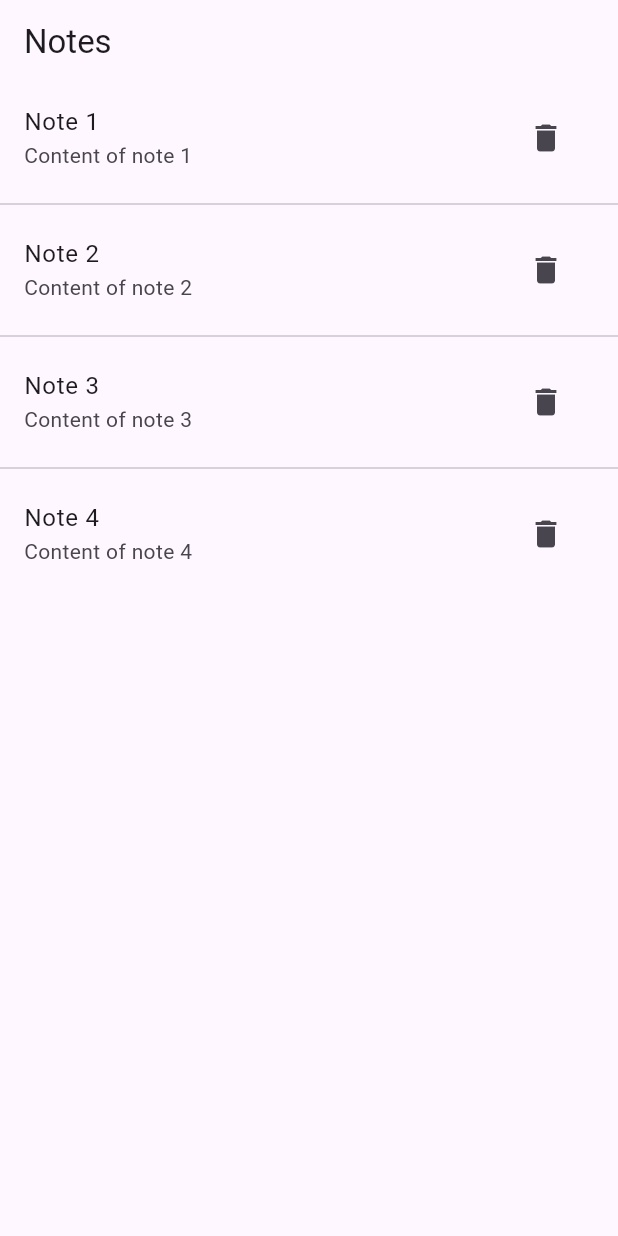
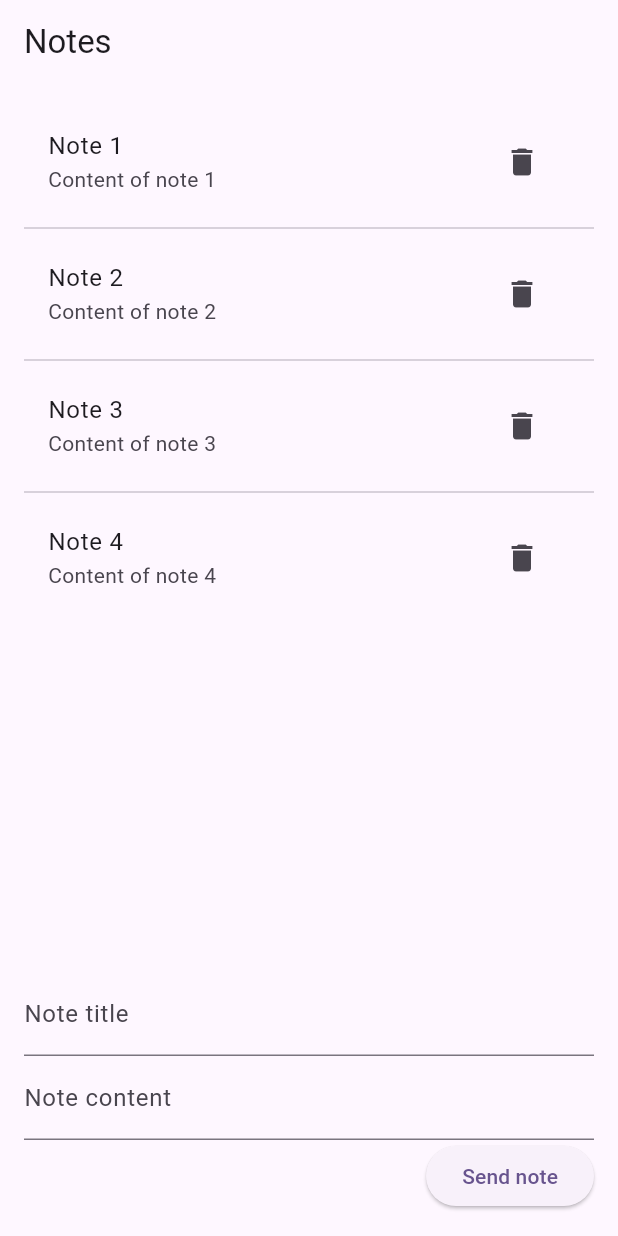
Before and after one commit to Mattofle/mobil_blocus, a Flutter app: the screen it shows after launch, on a phone screen of 412 x 824 dp. Run offline on Flutter 3.47's test engine with Material 3 defaults, Android fonts, the phone set to English and light mode, and no system bars.

Commit message:
F03.3 formulaire

```diff
--- a/ex3/lib/home_screen.dart
+++ b/ex3/lib/home_screen.dart
@@ -1,3 +1,4 @@
+import 'package:ex3/my_form.dart';
 import 'package:flutter/cupertino.dart';
 import 'package:flutter/material.dart';
 
@@ -27,12 +28,22 @@ class _HomeScreenState extends State<HomeScreen> {
         title: const Text('Notes'),
       ),
       body: Container(
-        child: ListView.separated(
-          itemCount: displayedNotes.length,
-          itemBuilder: (context, index) =>
-              NotesRow(note: displayedNotes[index], onDelete: deleteNote,
-        ), separatorBuilder: (BuildContext context, int index) { return const Divider();},
-      ),
+        padding: const EdgeInsets.all(16.0),
+        child: Center(
+          child: Column(
+            children: [
+              Expanded(
+                child : ListView.separated(
+                itemCount: displayedNotes.length,
+                itemBuilder: (context, index) =>
+                    NotesRow(note: displayedNotes[index], onDelete: deleteNote,
+                    ), separatorBuilder: (BuildContext context, int index) { return const Divider();},
+              ),
+              ),
+              MyForm(),
+            ],
+          )
+        ),
       )
     );
   }
--- /dev/null
+++ b/ex3/lib/my_form.dart
@@ -0,0 +1,72 @@
+import 'package:flutter/cupertino.dart';
+import 'package:flutter/material.dart';
+
+import 'notes.dart';
+
+class MyForm extends StatefulWidget {
+  //final void Function(Note) addNote;
+  const MyForm({
+    super.key,
+    //required this.addNote,
+  });
+
+  @override
+  State<MyForm> createState() => _MyFormState();
+}
+
+class _MyFormState extends State<MyForm> {
+  final controller = TextEditingController();
+  final contentController = TextEditingController();
+  final formKey = GlobalKey<FormState>();
+
+  @override
+  void dispose() {
+    controller.dispose();
+    super.dispose();
+  }
+
+  @override
+  Widget build(BuildContext context) {
+    return Form(
+      key: formKey,
+      child: Column(
+        crossAxisAlignment: CrossAxisAlignment.end,
+        children: [
+
+            TextFormField(
+              controller: controller,
+              decoration: const InputDecoration(labelText: "Note title"),
+              validator: (value) {
+                return (value == null || value.isEmpty)
+                    ? "Title be empty"
+                    : null;
+              },
+            ),
+
+          const SizedBox(width: 32.0),
+
+            TextFormField(
+              controller: contentController,
+              decoration: const InputDecoration(labelText: "Note content"),
+              validator: (value) {
+                return (value == null || value.isEmpty)
+                    ? "content can't be empty"
+                    : null;
+              },
+            ),
+
+          const SizedBox(width: 32.0),
+          ElevatedButton(
+            child: const Text("Send note"),
+            onPressed: () {
+              if (formKey.currentState!.validate()) {
+                // widget.setColor(controller.text);
+                controller.text = "";
+              }
+            },
+          )
+        ],
+      ),
+    );
+  }
+}
```
